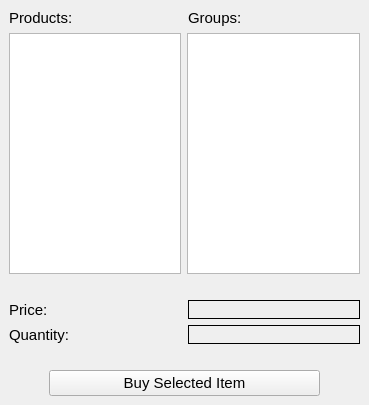
First picture: the form in Store/customer.ui, repository SamanOmidi/GroceryStore, before the edit.
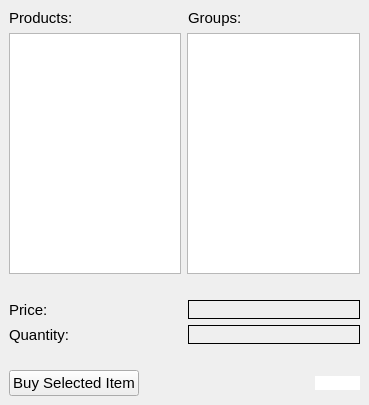
Second picture: the form after the edit. Icons and pictures are not drawn.

```diff
--- a/Store/customer.ui
+++ b/Store/customer.ui
@@ -164,22 +164,6 @@
     </item>
     <item>
      <layout class="QHBoxLayout" name="horizontalLayout_6">
-      <item>
-       <spacer name="horizontalSpacer_2">
-        <property name="orientation">
-         <enum>Qt::Horizontal</enum>
-        </property>
-        <property name="sizeType">
-         <enum>QSizePolicy::Fixed</enum>
-        </property>
-        <property name="sizeHint" stdset="0">
-         <size>
-          <width>40</width>
-          <height>20</height>
-         </size>
-        </property>
-       </spacer>
-      </item>
       <item>
        <widget class="QPushButton" name="buybutton">
         <property name="font">
@@ -208,12 +192,33 @@
         </property>
         <property name="sizeHint" stdset="0">
          <size>
-          <width>40</width>
+          <width>170</width>
           <height>20</height>
          </size>
         </property>
        </spacer>
       </item>
+      <item>
+       <widget class="QPushButton" name="musicbutton">
+        <property name="styleSheet">
+         <string notr="true">border-radius:10px;
+background:rgb(255, 255, 255);</string>
+        </property>
+        <property name="text">
+         <string/>
+        </property>
+        <property name="icon">
+         <iconset resource="../Sources/projectSources.qrc">
+          <normaloff>:/images/musicIcon4.png</normaloff>:/images/musicIcon4.png</iconset>
+        </property>
+        <property name="iconSize">
+         <size>
+          <width>40</width>
+          <height>25</height>
+         </size>
+        </property>
+       </widget>
+      </item>
      </layout>
     </item>
    </layout>
```
Left out of the diff: 6 changed lines with no effect on the pictures.
